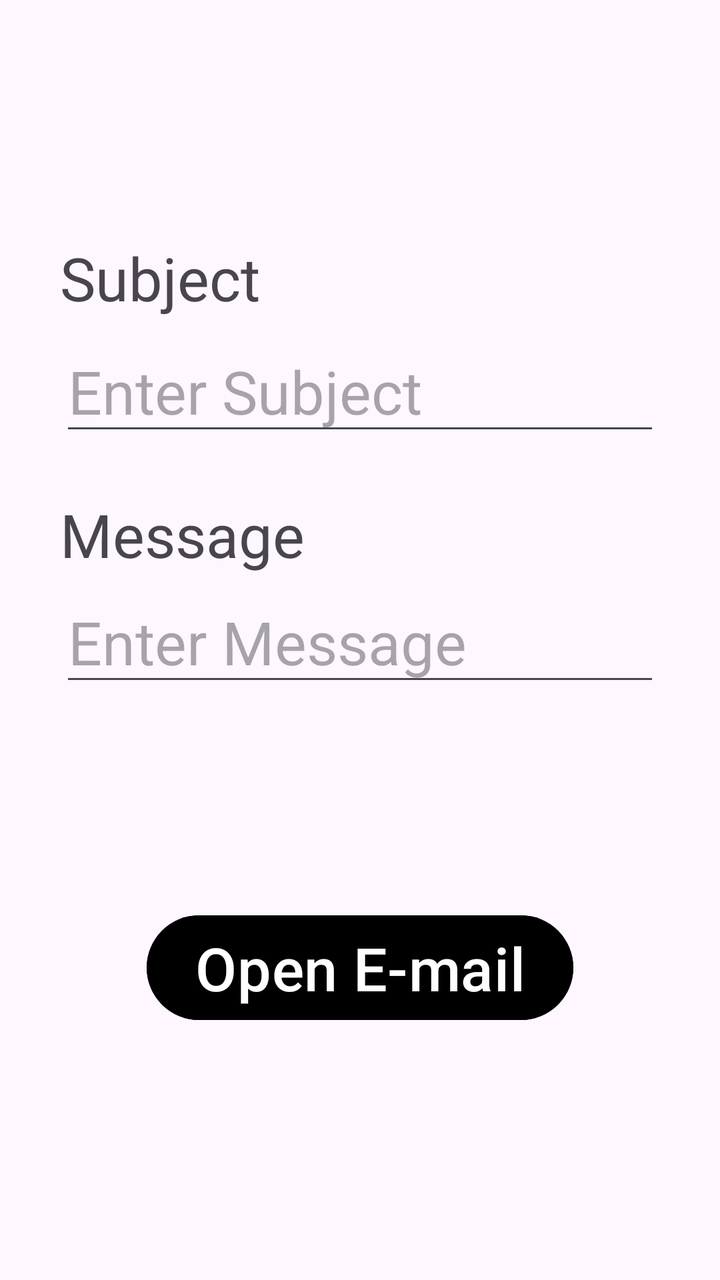
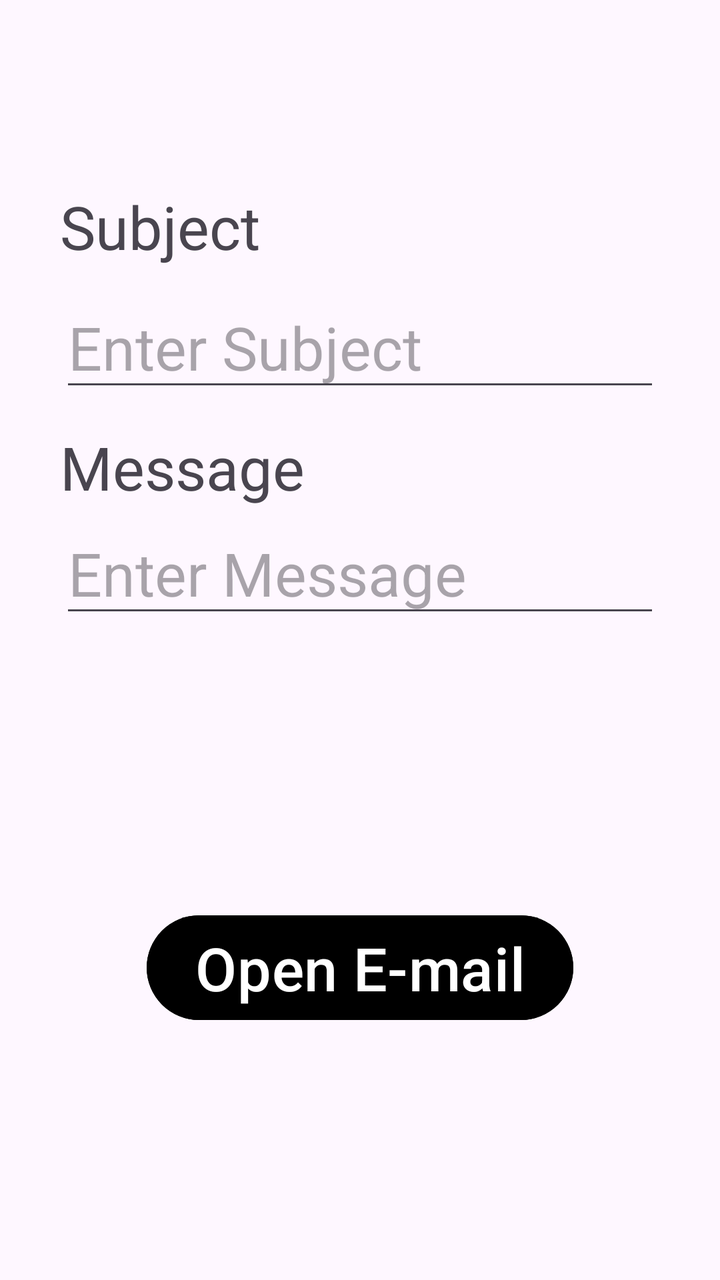

Screens rendered from an Android XML layout before and after an edit, with the pre-edit source and the edit as a unified diff.
<!-- AndroidManifest.xml: application theme Theme.ContactMe -->
<!-- res/layout/fragment_email.xml -->
<?xml version="1.0" encoding="utf-8"?>
<FrameLayout xmlns:android="http://schemas.android.com/apk/res/android"
    xmlns:app="http://schemas.android.com/apk/res-auto"
    xmlns:tools="http://schemas.android.com/tools"
    android:layout_width="match_parent"
    android:layout_height="match_parent"
    tools:context=".EmailFragment"
    android:padding="30dp">

    
    <androidx.constraintlayout.widget.ConstraintLayout
        android:layout_width="match_parent"
        android:layout_height="match_parent">

        <Button
            android:id="@+id/BtnGoToEmail"
            android:layout_width="wrap_content"
            android:layout_height="wrap_content"
            android:text="Open E-mail"
            android:textSize="30sp"
            android:backgroundTint="@color/black"
            app:layout_constraintBottom_toBottomOf="parent"
            app:layout_constraintEnd_toEndOf="parent"
            app:layout_constraintHorizontal_bias="0.5"
            app:layout_constraintStart_toStartOf="parent"
            app:layout_constraintTop_toTopOf="parent"
            app:layout_constraintVertical_bias="0.815" />

        <TextView
            android:id="@+id/textView2"
            android:layout_width="wrap_content"
            android:layout_height="wrap_content"
            android:text="Subject"
            android:textSize="30sp"
            app:layout_constraintBottom_toBottomOf="parent"
            app:layout_constraintEnd_toEndOf="parent"
            app:layout_constraintHorizontal_bias="0.0"
            app:layout_constraintStart_toStartOf="parent"
            app:layout_constraintTop_toTopOf="parent"
            app:layout_constraintVertical_bias="0.164" />

        <EditText
            android:id="@+id/EtSubjectEmail"
            android:layout_width="wrap_content"
            android:layout_height="wrap_content"
            android:ems="10"
            android:inputType="text"
            android:hint="Enter Subject"
            android:textSize="30sp"
            app:layout_constraintBottom_toBottomOf="parent"
            app:layout_constraintEnd_toEndOf="parent"
            app:layout_constraintHorizontal_bias="0.205"
            app:layout_constraintStart_toStartOf="parent"
            app:layout_constraintTop_toTopOf="parent"
            app:layout_constraintVertical_bias="0.259" />

        <EditText
            android:id="@+id/EtMsgEmail"
            android:layout_width="wrap_content"
            android:layout_height="wrap_content"
            android:ems="10"
            android:inputType="text"
            android:hint="Enter Message"
            android:textSize="30sp"
            app:layout_constraintBottom_toBottomOf="parent"
            app:layout_constraintEnd_toEndOf="parent"
            app:layout_constraintHorizontal_bias="0.205"
            app:layout_constraintStart_toStartOf="parent"
            app:layout_constraintTop_toTopOf="parent"
            app:layout_constraintVertical_bias="0.499" />

        <TextView
            android:id="@+id/textView3"
            android:layout_width="wrap_content"
            android:layout_height="wrap_content"
            android:text="Message"
            android:textSize="30sp"
            app:layout_constraintBottom_toBottomOf="parent"
            app:layout_constraintEnd_toEndOf="parent"
            app:layout_constraintHorizontal_bias="0.0"
            app:layout_constraintStart_toStartOf="parent"
            app:layout_constraintTop_toTopOf="parent"
            app:layout_constraintVertical_bias="0.402" />
    </androidx.constraintlayout.widget.ConstraintLayout>

</FrameLayout>
<!-- resources referenced by this layout -->
<resources>
  <color name="black">#FF000000</color>
  <style name="Theme.ContactMe" parent="Base.Theme.ContactMe" />
  <style name="Base.Theme.ContactMe" parent="Theme.Material3.DayNight.NoActionBar">
          
          
      </style>
</resources>

<!-- the commit's change to res/layout/fragment_email.xml (unified diff, before → after) -->
@@ -37,7 +37,7 @@
             app:layout_constraintHorizontal_bias="0.0"
             app:layout_constraintStart_toStartOf="parent"
             app:layout_constraintTop_toTopOf="parent"
-            app:layout_constraintVertical_bias="0.164" />
+            app:layout_constraintVertical_bias="0.117" />
 
         <EditText
             android:id="@+id/EtSubjectEmail"
@@ -52,22 +52,22 @@
             app:layout_constraintHorizontal_bias="0.205"
             app:layout_constraintStart_toStartOf="parent"
             app:layout_constraintTop_toTopOf="parent"
-            app:layout_constraintVertical_bias="0.259" />
+            app:layout_constraintVertical_bias="0.217" />
 
         <EditText
             android:id="@+id/EtMsgEmail"
             android:layout_width="wrap_content"
             android:layout_height="wrap_content"
             android:ems="10"
+            android:hint="Enter Message"
             android:inputType="text"
-            android:hint="Enter Message"
             android:textSize="30sp"
             app:layout_constraintBottom_toBottomOf="parent"
             app:layout_constraintEnd_toEndOf="parent"
-            app:layout_constraintHorizontal_bias="0.205"
+            app:layout_constraintHorizontal_bias="0.0"
             app:layout_constraintStart_toStartOf="parent"
             app:layout_constraintTop_toTopOf="parent"
-            app:layout_constraintVertical_bias="0.499" />
+            app:layout_constraintVertical_bias="0.433" />
 
         <TextView
             android:id="@+id/textView3"
@@ -80,7 +80,7 @@
             app:layout_constraintHorizontal_bias="0.0"
             app:layout_constraintStart_toStartOf="parent"
             app:layout_constraintTop_toTopOf="parent"
-            app:layout_constraintVertical_bias="0.402" />
+            app:layout_constraintVertical_bias="0.34" />
     </androidx.constraintlayout.widget.ConstraintLayout>
 
 </FrameLayout>
